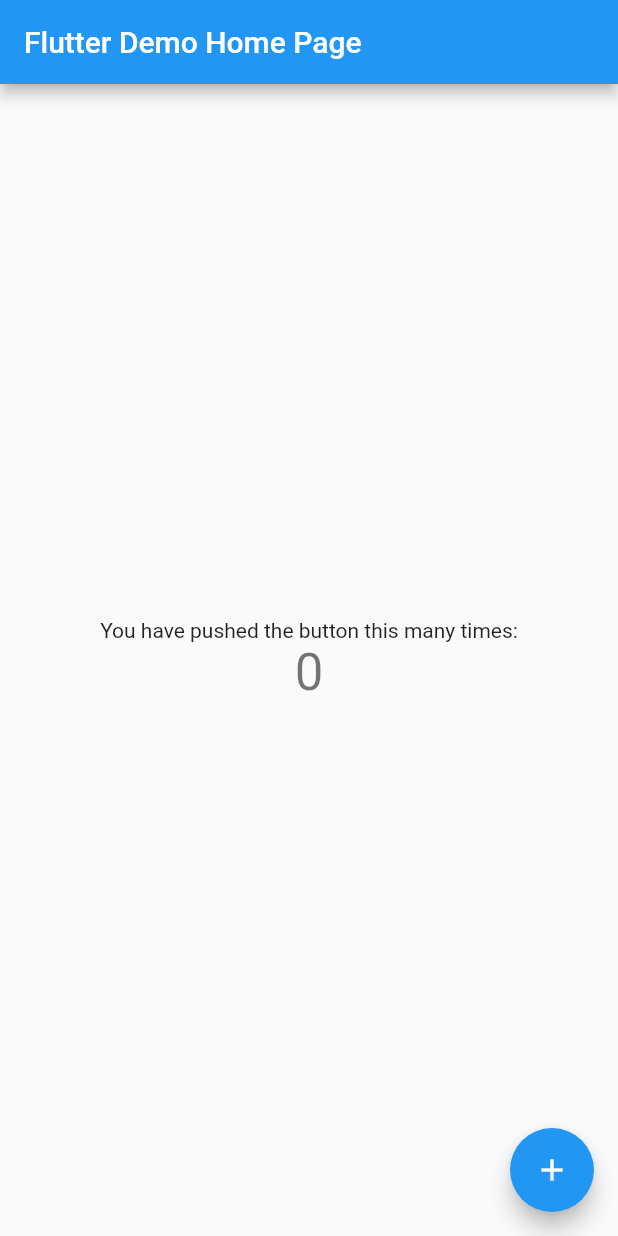
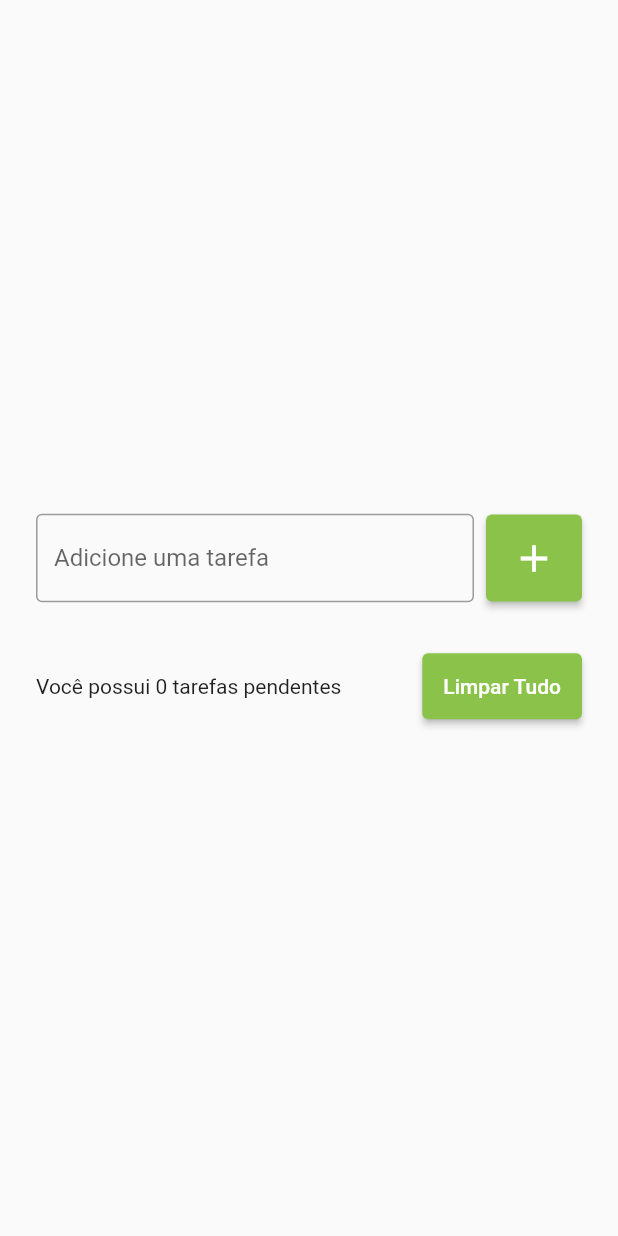
Before and after one commit to luanss19/lista_de_tarefas, a Flutter app: the screen it shows after launch, on a phone screen of 412 x 824 dp. Run offline on Flutter 3.47's test engine with Material 2 defaults, Android fonts, the phone set to English and light mode, and no system bars.

Commit message:
Split code in pages. Improved UI and started working on listview.

```diff
--- a/lib/main.dart
+++ b/lib/main.dart
@@ -1,65 +1,16 @@
 import 'package:flutter/material.dart';
-
+import 'package:lista_de_tarefas/pages/todo_list_page.dart';
 void main() {
   runApp(MyApp());
 }
 
 class MyApp extends StatelessWidget {
+  const MyApp({Key? key}) : super(key: key);
+
   @override
   Widget build(BuildContext context) {
     return MaterialApp(
-      title: 'Flutter Demo',
-      theme: ThemeData(
-        primarySwatch: Colors.blue,
-      ),
-      home: MyHomePage(title: 'Flutter Demo Home Page'),
+      home: TodoListPage(),
     );
   }
 }
-
-class MyHomePage extends StatefulWidget {
-  MyHomePage({Key? key, required this.title}) : super(key: key);
-
-  final String title;
-
-  @override
-  _MyHomePageState createState() => _MyHomePageState();
-}
-
-class _MyHomePageState extends State<MyHomePage> {
-  int _counter = 0;
-
-  void _incrementCounter() {
-    setState(() {
-      _counter++;
-    });
-  }
-
-  @override
-  Widget build(BuildContext context) {
-    return Scaffold(
-      appBar: AppBar(
-        title: Text(widget.title),
-      ),
-      body: Center(
-        child: Column(
-          mainAxisAlignment: MainAxisAlignment.center,
-          children: <Widget>[
-            Text(
-              'You have pushed the button this many times:',
-            ),
-            Text(
-              '$_counter',
-              style: Theme.of(context).textTheme.headline4,
-            ),
-          ],
-        ),
-      ),
-      floatingActionButton: FloatingActionButton(
-        onPressed: _incrementCounter,
-        tooltip: 'Increment',
-        child: Icon(Icons.add),
-      ),
-    );
-  }
-}
--- /dev/null
+++ b/lib/pages/todo_list_page.dart
@@ -0,0 +1,109 @@
+import 'package:flutter/cupertino.dart';
+import 'package:flutter/material.dart';
+
+class TodoListPage extends StatefulWidget {
+  TodoListPage({Key? key}) : super(key: key);
+
+  @override
+  _TodoListPageState createState() => _TodoListPageState();
+}
+
+class _TodoListPageState extends State<TodoListPage> {
+  List<String> todos = [];
+
+  final TextEditingController todoController = TextEditingController();
+
+  @override
+  Widget build(BuildContext context) {
+    return Scaffold(
+      body: Center(
+        child: Padding(
+          padding: const EdgeInsets.all(16.0),
+          child: Padding(
+            padding: const EdgeInsets.all(8.0),
+            child: Column(
+              mainAxisSize: MainAxisSize.min,
+              children: [
+                Row(
+                  children: [
+                    Expanded(
+                      child: TextField(
+                        controller: todoController,
+                        decoration: InputDecoration(
+                            border: OutlineInputBorder(),
+                            labelText: 'Adicione uma tarefa',
+                            hintText: 'Ex. : Ir ao mercado.'),
+                      ),
+                    ),
+                    SizedBox(
+                      width: 8,
+                    ),
+                    ElevatedButton(
+                      onPressed: () {
+                        setState(() {
+                          todos.add(todoController.text);
+                          todoController.clear();
+                        });
+                      },
+                      child: Icon(
+                        Icons.add,
+                        size: 30,
+                      ),
+                      style: ElevatedButton.styleFrom(
+                        primary: Colors.lightGreen,
+                        padding: EdgeInsets.all(14),
+                      ),
+                    )
+                  ],
+                ),
+                SizedBox(
+                  height: 16,
+                ),
+                Flexible(
+                  child: ListView(
+                    shrinkWrap: true,
+                    children: [
+                      for (String todo in todos)
+                        ListTile(
+                          title: Text(todo),
+                          subtitle: Text('date'),
+                          onTap: (){
+                            print('tarefa : $todo');
+                          },
+                          leading: Icon(
+                            Icons.done,
+                            size: 30,
+                          ),
+                        )
+                    ],
+                  ),
+                ),
+                SizedBox(
+                  height: 16,
+                ),
+                Row(
+                  children: [
+                    Expanded(
+                      child: Text('Você possui 0 tarefas pendentes'),
+                    ),
+                    SizedBox(
+                      width: 8,
+                    ),
+                    ElevatedButton(
+                      onPressed: () {},
+                      child: Text('Limpar Tudo'),
+                      style: ElevatedButton.styleFrom(
+                        primary: Colors.lightGreen,
+                        padding: EdgeInsets.all(14),
+                      ),
+                    )
+                  ],
+                )
+              ],
+            ),
+          ),
+        ),
+      ),
+    );
+  }
+}
```
